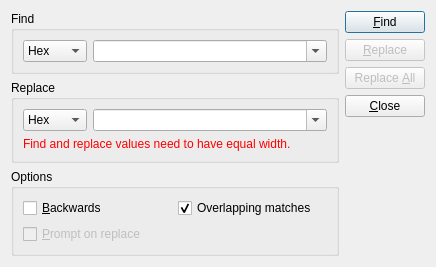
This is src/ui/searchdialog.ui in codilime/veles as Qt 5 draws it before an edit. The edited form follows.
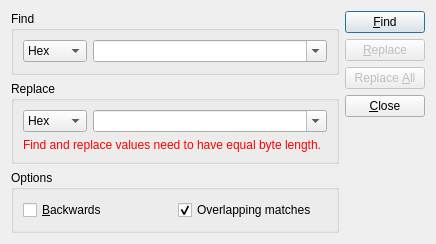
This is the edited form.

Diff of the .ui file:
```diff
--- a/src/ui/searchdialog.ui
+++ b/src/ui/searchdialog.ui
@@ -135,7 +135,7 @@
            </palette>
           </property>
           <property name="text">
-           <string>Find and replace values need to have equal width.</string>
+           <string>Find and replace values need to have equal byte length.</string>
           </property>
          </widget>
         </item>
@@ -159,16 +159,6 @@
               </property>
              </widget>
             </item>
-            <item>
-             <widget class="QCheckBox" name="cbPrompt">
-              <property name="enabled">
-               <bool>false</bool>
-              </property>
-              <property name="text">
-               <string>&amp;Prompt on replace</string>
-              </property>
-             </widget>
-            </item>
            </layout>
           </item>
           <item>
@@ -183,22 +173,6 @@
               </property>
              </widget>
             </item>
-            <item>
-             <spacer name="verticalSpacer_2">
-              <property name="orientation">
-               <enum>Qt::Vertical</enum>
-              </property>
-              <property name="sizeType">
-               <enum>QSizePolicy::Expanding</enum>
-              </property>
-              <property name="sizeHint" stdset="0">
-               <size>
-                <width>20</width>
-                <height>16</height>
-               </size>
-              </property>
-             </spacer>
-            </item>
            </layout>
           </item>
          </layout>
```
Left out of the diff: 1 changed line with no effect on the pictures.
